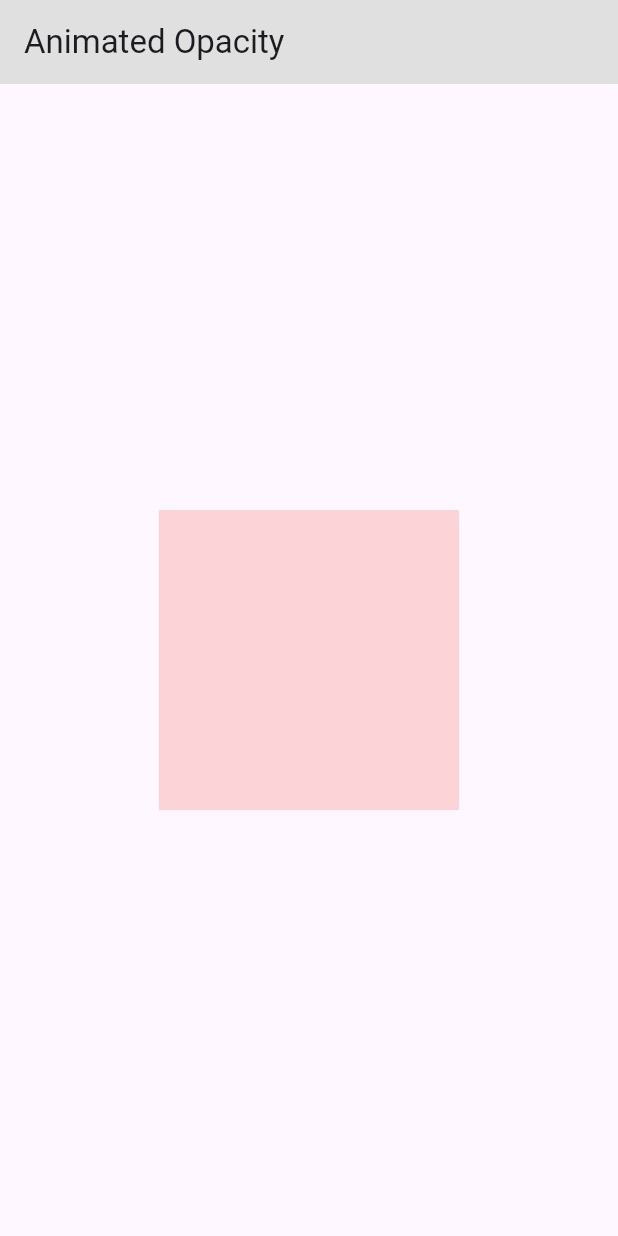
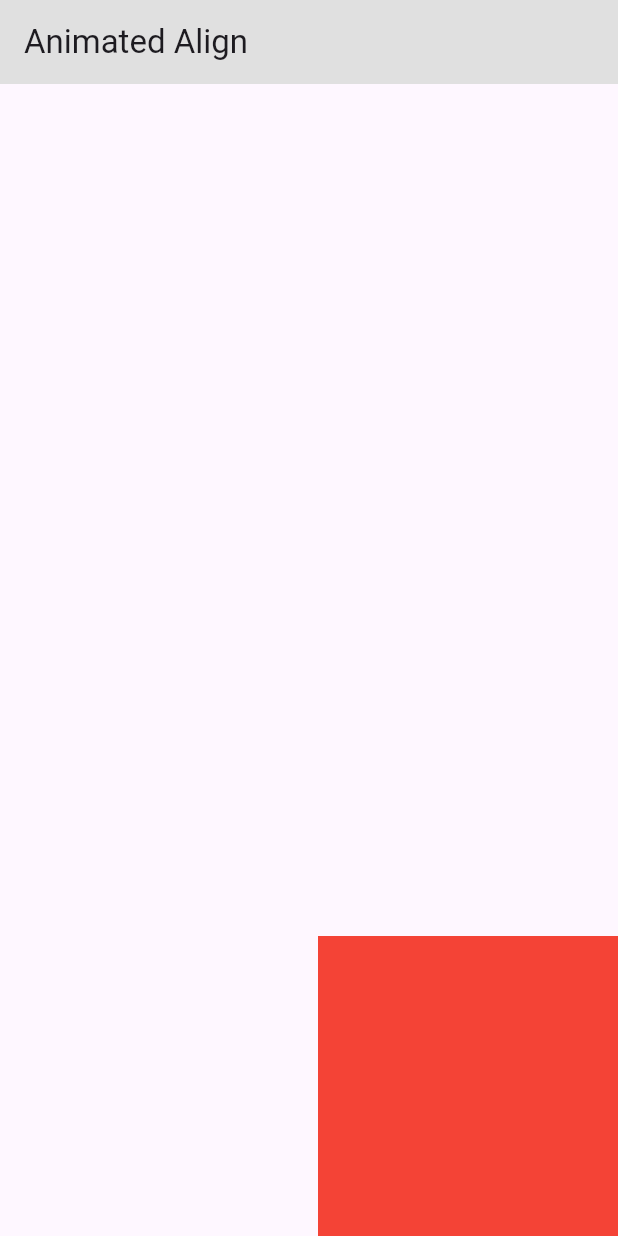
Before and after one commit to raihansikdar/flutter_animation_tutorial, a Flutter app: the screen it shows after launch, on a phone screen of 412 x 824 dp. Run offline on Flutter 3.47's test engine with Material 3 defaults, Android fonts, the phone set to English and light mode, and no system bars.

Commit message:
animated align added

```diff
--- /dev/null
+++ b/lib/animated_align_screen.dart
@@ -0,0 +1,41 @@
+import 'package:flutter/material.dart';
+
+class AnimatedAlignScreen extends StatefulWidget {
+  const AnimatedAlignScreen({super.key});
+
+  @override
+  State<AnimatedAlignScreen> createState() => _AnimatedAlignScreenState();
+}
+
+class _AnimatedAlignScreenState extends State<AnimatedAlignScreen> {
+
+  bool isTap = false;
+
+  @override
+  Widget build(BuildContext context) {
+    return Scaffold(
+      appBar: AppBar(
+        title: const Text("Animated Align"),
+        backgroundColor: Colors.grey.shade300,
+      ),
+      body: Center(
+        child: AnimatedAlign(
+          alignment: isTap ? Alignment.topLeft : Alignment.bottomRight,
+          duration: const Duration(seconds: 3),
+          child: GestureDetector(
+            onTap: (){
+              setState(() {
+                isTap = !isTap;
+              });
+            },
+            child: Container(
+              height: 200,
+              width: 200,
+              color: Colors.red,
+            ),
+          ),
+        ),
+      ),
+    );
+  }
+}
--- a/lib/main.dart
+++ b/lib/main.dart
@@ -1,4 +1,5 @@
 import 'package:flutter/material.dart';
+import 'package:flutter_animation_tutorial/animated_align_screen.dart';
 import 'package:flutter_animation_tutorial/animated_container_screen.dart';
 import 'package:flutter_animation_tutorial/animated_opacity_screen.dart';
 
@@ -18,7 +19,7 @@ class MyApp extends StatelessWidget {
         colorScheme: ColorScheme.fromSeed(seedColor: Colors.deepPurple),
         useMaterial3: true,
       ),
-      home: const AnimatedOpacityScreen(),
+      home: const AnimatedAlignScreen(),
     );
   }
 }
```
